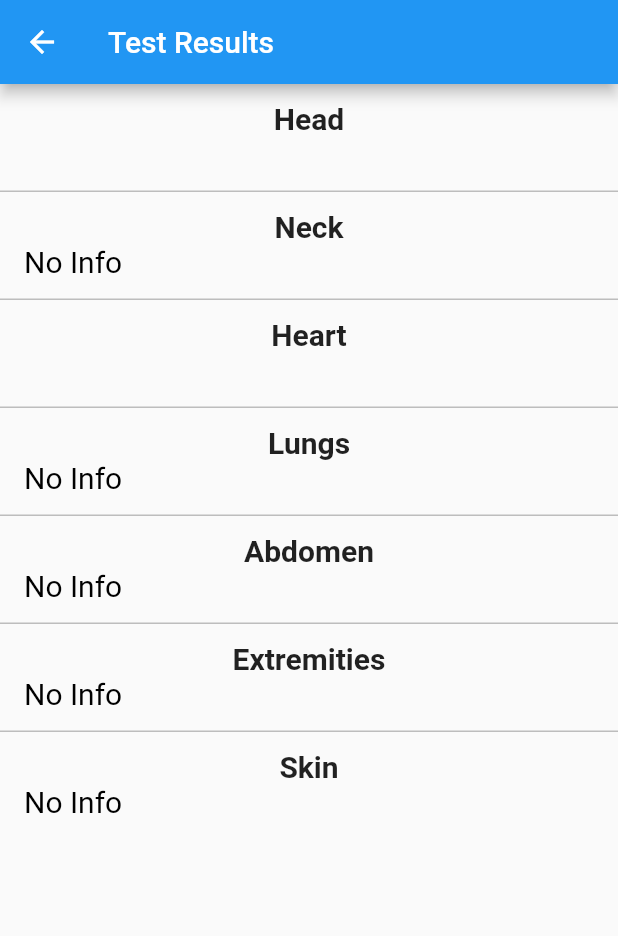
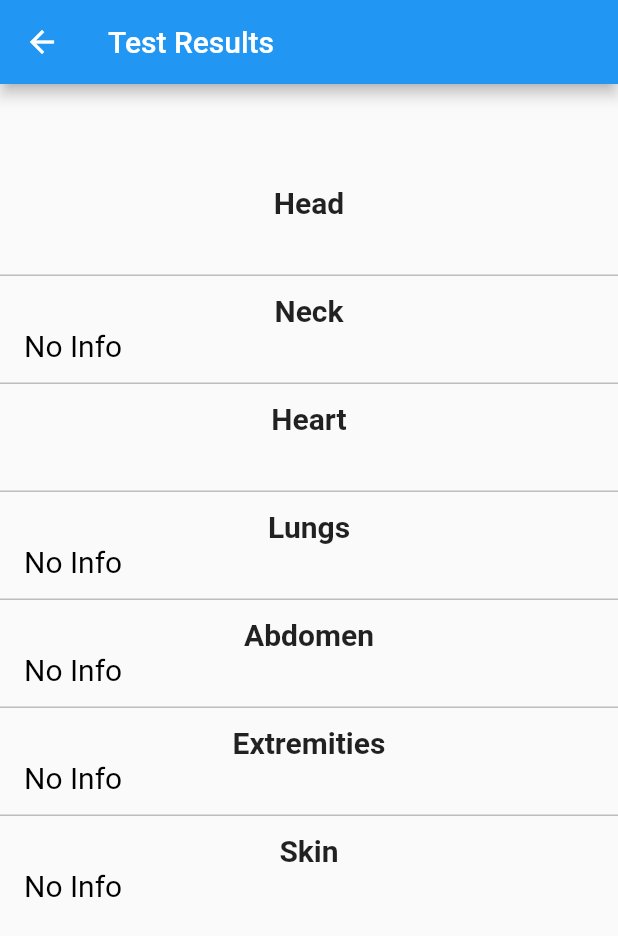
Before and after one commit to hrasheed53/LungDoctor, a Flutter app: the Physical screen opened directly with empty values, on a phone screen of 412 x 824 dp. Shown: the top 936 px of the screen. Run offline on Flutter 3.47's test engine with Material 2 defaults, Android fonts, the phone set to English and light mode, and no system bars; our stand-ins replace audioplayers, firebase_auth, firebase_core, firebase_database, google_sign_in, photo_view and 1 more; missing offline and left inert: condition; accounts and stored records are empty.

Commit message:
physical exam stuff

```diff
--- a/lib/physicalExam.dart
+++ b/lib/physicalExam.dart
@@ -3,6 +3,7 @@ import 'package:flutter/material.dart';
 class Physical extends StatefulWidget {
   Physical({
     Key key,
+    this.patient,
     this.head,
     this.neck,
     this.heart,
@@ -12,6 +13,7 @@ class Physical extends StatefulWidget {
     this.skin,
   }) : super(key: key);
 
+  String patient;
   String head;
   String neck;
   String heart;
@@ -27,6 +29,7 @@ class Physical extends StatefulWidget {
 class _PhysicalState extends State<Physical> {
   @override
   Widget build(BuildContext context) {
+    String patient = widget.patient;
     String head = widget.head;
     if (widget.head == "") {
       widget.head = "No Info";
@@ -59,6 +62,16 @@ class _PhysicalState extends State<Physical> {
       ),
       body: ListView(
         children: [
+          ListTile(
+            title: Text(patient,
+                textAlign: TextAlign.center,
+                style: TextStyle(
+                  //color: Colors.blue,
+                  //fontWeight: FontWeight.bold,
+                  fontSize: 20,
+                )),
+          ),
+
           ListTile(
             title: Text("Head",
                 textAlign: TextAlign.center,
```
Also changed, not shown: lib/patientcard.dart (+27 -24 lines).
